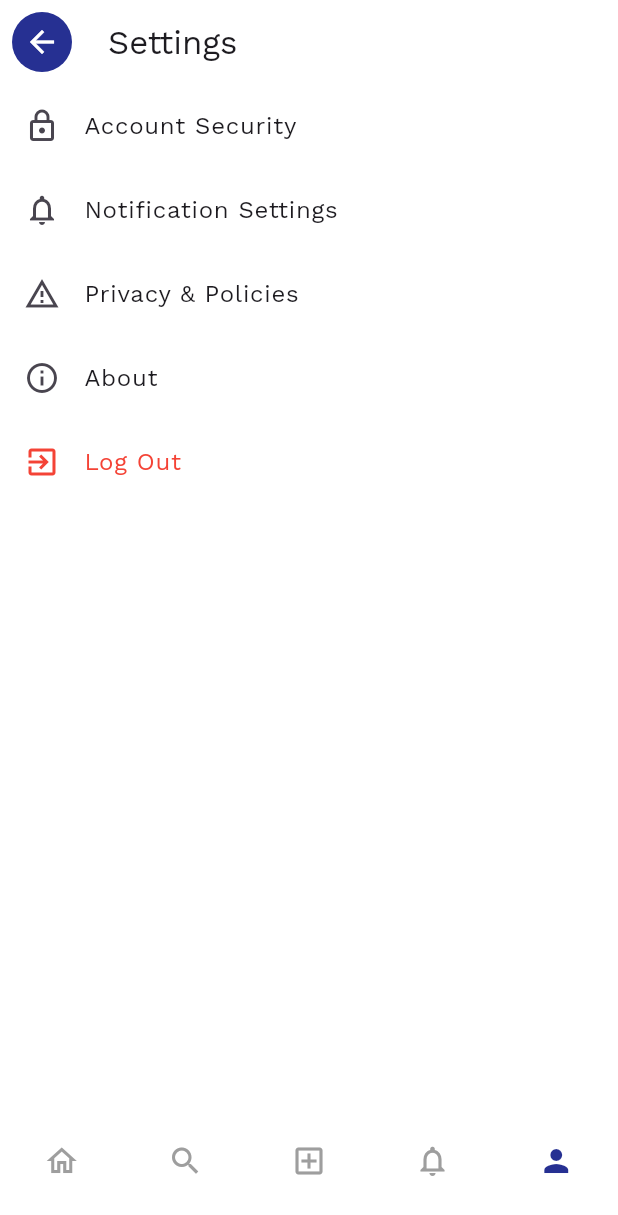
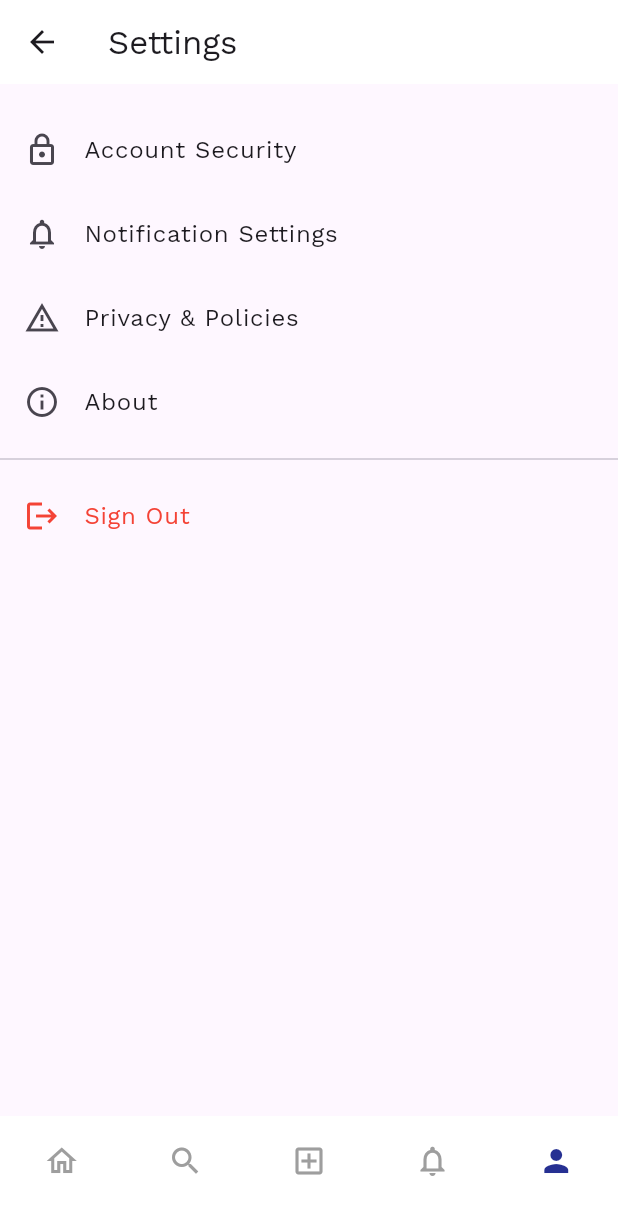
Before and after one commit to omnomdondon/E-ALERTO, a Flutter app: the SettingsScreen screen opened by its route, on a phone screen of 412 x 824 dp. Shown: the top 1215 px of the screen. Run offline on Flutter 3.47's test engine with Material 3 defaults, Android fonts, the phone set to English and light mode, and no system bars; our stand-ins replace firebase_auth, firebase_core, flutter_rating_bar, flutter_screenutil, go_router, google_fonts and 1 more; accounts and stored records are empty.

Commit message:
Auto-update: Merged upstream changes and local modifications

```diff
--- /dev/null
+++ b/firestore.indexes.json
@@ -0,0 +1,4 @@
+{
+  "indexes": [],
+  "fieldOverrides": []
+}
--- a/lib/controller/router.dart
+++ b/lib/controller/router.dart
@@ -26,22 +26,21 @@ GoRouter createRouter(GoogleSignIn googleSignIn) {
     debugLogDiagnostics: true,
     redirect: (BuildContext context, GoRouterState state) async {
       final User? user = FirebaseAuth.instance.currentUser;
-      final bool isAuthPath = state.matchedLocation.startsWith(Routes.auth);
+      final isAuthRoute = state.matchedLocation.startsWith(Routes.auth);
 
       debugPrint(
           'Router redirect - path: ${state.matchedLocation}, user: ${user?.uid}');
 
-      // User not signed in and trying to access protected route
-      if (user == null && !isAuthPath) {
+      // If user is null and we're not on an auth route, go to login
+      if (user == null && !isAuthRoute) {
         return Routes.loginPage;
       }
 
-      // User signed in and trying to access auth route
-      if (user != null && isAuthPath) {
+      // If user exists and we're on auth route, go to home
+      if (user != null && isAuthRoute) {
         return Routes.homePage;
       }
 
-      // No redirect needed
       return null;
     },
     routes: [
@@ -161,7 +160,9 @@ GoRouter createRouter(GoogleSignIn googleSignIn) {
                     path: Routes.settingsPage,
                     name: 'settings',
                     pageBuilder: (context, state) {
-                      return const MaterialPage<void>(child: SettingsScreen());
+                      return MaterialPage<void>(
+                        child: SettingsScreen(googleSignIn: googleSignIn),
+                      );
                     },
                   ),
                   GoRoute(
--- a/lib/view/screens/settings_screen.dart
+++ b/lib/view/screens/settings_screen.dart
@@ -1,12 +1,12 @@
-import 'package:e_alerto/constants.dart';
-import 'package:firebase_auth/firebase_auth.dart';
 import 'package:flutter/material.dart';
 import 'package:go_router/go_router.dart';
 import 'package:google_sign_in/google_sign_in.dart';
-import '../../controller/routes.dart';
+import '../auth_gate.dart';
 
 class SettingsScreen extends StatefulWidget {
-  const SettingsScreen({super.key});
+  final GoogleSignIn googleSignIn;
+
+  const SettingsScreen({super.key, required this.googleSignIn});
 
   @override
   State<SettingsScreen> createState() => _SettingsScreenState();
@@ -18,18 +18,40 @@ class _SettingsScreenState extends State<SettingsScreen> {
   Future<void> _logout() async {
     setState(() => _isLoggingOut = true);
     try {
-      await FirebaseAuth.instance.signOut();
-      await GoogleSignIn().signOut(); // Ensure Google sign-out
-      if (mounted) context.go(Routes.loginPage, extra: 'logout');
-    } catch (e) {
-      debugPrint('Logout error: $e');
+      await AuthGate.logout(context, widget.googleSignIn);
       if (mounted) {
-        ScaffoldMessenger.of(context).showSnackBar(
-          SnackBar(content: Text('Logout failed: ${e.toString()}')),
-        );
+        // Use goNamed to ensure proper navigation stack reset
+        context.goNamed('login');
       }
     } finally {
       if (mounted) setState(() => _isLoggingOut = false);
+    }
+  }
+
+  Future<void> _confirmLogout() async {
+    final shouldLogout = await showDialog<bool>(
+      context: context,
+      builder: (context) => AlertDialog(
+        title: const Text('Confirm Logout'),
+        content: const Text('Are you sure you want to completely sign out?'),
+        actions: [
+          TextButton(
+            onPressed: () => Navigator.pop(context, false),
+            child: const Text('Cancel'),
+          ),
+          TextButton(
+            onPressed: () => Navigator.pop(context, true),
+            child: const Text(
+              'Sign Out',
+              style: TextStyle(color: Colors.red),
+            ),
+          ),
+        ],
+      ),
+    );
+
+    if (shouldLogout == true && mounted) {
+      await _logout();
     }
   }
 
@@ -40,25 +62,13 @@ class _SettingsScreenState extends State<SettingsScreen> {
         title: const Text('Settings'),
         backgroundColor: Colors.white,
         surfaceTintColor: Colors.white,
-        leading: Padding(
-          padding: const EdgeInsets.all(8.0),
-          child: Container(
-            width: 5,
-            decoration: const BoxDecoration(
-              color: COLOR_PRIMARY,
-              shape: BoxShape.circle,
-            ),
-            child: IconButton(
-              icon: const Icon(Icons.arrow_back, color: Colors.white),
-              onPressed: () => GoRouter.of(context).pop(),
+        leading: IconButton(
+          icon: const Icon(Icons.arrow_back),
+          onPressed: () => context.pop(),
         ),
       ),
-        ),
-      ),
-      backgroundColor: Colors.white,
-      body: _isLoggingOut
-          ? const Center(child: CircularProgressIndicator())
-          : ListView(
+      body: ListView(
+        padding: const EdgeInsets.symmetric(vertical: 16),
         children: [
           ListTile(
             leading: const Icon(Icons.lock_outlined),
@@ -80,40 +90,20 @@ class _SettingsScreenState extends State<SettingsScreen> {
             title: const Text('About'),
             onTap: () {},
           ),
+          const Divider(height: 20),
           ListTile(
             leading: _isLoggingOut
-                      ? const CircularProgressIndicator()
-                      : const Icon(Icons.exit_to_app, color: Colors.red),
-                  title: _isLoggingOut
-                      ? const Text('Logging out...',
-                          style: TextStyle(color: Colors.red))
-                      : const Text('Log Out',
-                          style: TextStyle(color: Colors.red)),
-                  onTap: () async {
-                    final shouldLogout = await showDialog<bool>(
-                      context: context,
-                      builder: (context) => AlertDialog(
-                        title: const Text('Log Out'),
-                        content:
-                            const Text('Are you sure you want to log out?'),
-                        actions: [
-                          TextButton(
-                            onPressed: () => Navigator.pop(context, false),
-                            child: const Text('Cancel'),
+                ? const SizedBox(
+                    width: 24,
+                    height: 24,
+                    child: CircularProgressIndicator(strokeWidth: 2),
+                  )
+                : const Icon(Icons.logout, color: Colors.red),
+            title: Text(
+              _isLoggingOut ? 'Signing out...' : 'Sign Out',
+              style: const TextStyle(color: Colors.red),
             ),
-                          TextButton(
-                            onPressed: () => Navigator.pop(context, true),
-                            child: const Text('Log Out',
-                                style: TextStyle(color: Colors.red)),
-                          ),
-                        ],
-                      ),
-                    );
-
-                    if (shouldLogout == true && mounted) {
-                      await _logout();
-                    }
-                  },
+            onTap: _confirmLogout,
           ),
         ],
       ),
--- a/pubspec.yaml
+++ b/pubspec.yaml
@@ -18,6 +18,9 @@ dependencies:
   firebase_auth: ^5.5.1
   firebase_ui_auth: ^1.16.1
   google_sign_in: ^6.2.2
+  google_sign_in_web: ^0.12.4+4
+  cloud_firestore: ^5.6.6
+  font_awesome_flutter: ^10.8.0
 
 dev_dependencies:
   flutter_test:
```
Also changed, not shown: lib/main.dart (+5 -3 lines), lib/view/auth_gate.dart (+49 -23 lines), lib/view/screens/login_screen.dart (+20 -6 lines), lib/view/screens/registration_screen.dart (+16 -7 lines), firebase.json, lib/controller/registration_controller.dart (deleted), lib/firebase_options.dart, pubspec.lock, 6 other files. Lines whose indentation alone changed are shown as unchanged.
